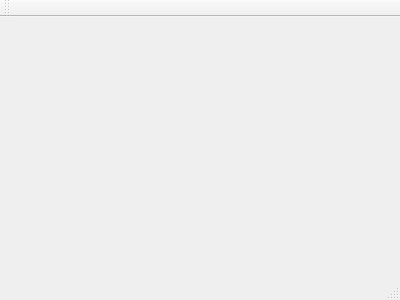
Old version of the form CapstoneCryptography/forms/mainwindow.ui in the repository egandunning/learn-crypto.
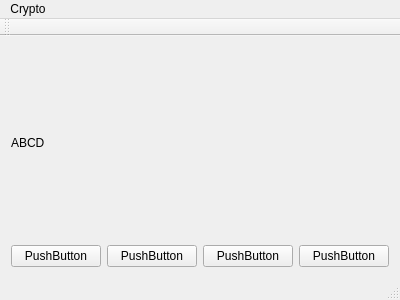
New version of the form.

Commit message: Added buttons to the main window

What changed in the file:
```diff
--- a/CapstoneCryptography/forms/mainwindow.ui
+++ b/CapstoneCryptography/forms/mainwindow.ui
@@ -12,13 +12,91 @@
   <property name="windowTitle" >
    <string>MainWindow</string>
   </property>
-  <widget class="QMenuBar" name="menuBar" />
-  <widget class="QToolBar" name="mainToolBar" />
-  <widget class="QWidget" name="centralWidget" />
-  <widget class="QStatusBar" name="statusBar" />
+  <widget class="QWidget" name="centralWidget">
+   <layout class="QGridLayout" name="gridLayout">
+    <item row="0" column="0">
+     <layout class="QHBoxLayout" name="horizontalLayout">
+      <item>
+       <widget class="QLabel" name="label">
+        <property name="text">
+         <string>ABCD</string>
+        </property>
+       </widget>
+      </item>
+     </layout>
+    </item>
+    <item row="1" column="0">
+     <layout class="QGridLayout" name="gridLayout_2">
+      <item row="0" column="0">
+       <layout class="QHBoxLayout" name="horizontalLayout_2">
+        <item>
+         <widget class="QPushButton" name="pushButton_3">
+          <property name="text">
+           <string>PushButton</string>
+          </property>
+         </widget>
+        </item>
+        <item>
+         <widget class="QPushButton" name="pushButton_2">
+          <property name="text">
+           <string>PushButton</string>
+          </property>
+         </widget>
+        </item>
+        <item>
+         <widget class="QPushButton" name="pushButton_4">
+          <property name="text">
+           <string>PushButton</string>
+          </property>
+         </widget>
+        </item>
+        <item>
+         <widget class="QPushButton" name="pushButton">
+          <property name="text">
+           <string>PushButton</string>
+          </property>
+         </widget>
+        </item>
+       </layout>
+      </item>
+     </layout>
+    </item>
+   </layout>
+  </widget>
+  <widget class="QMenuBar" name="menuBar">
+   <property name="geometry">
+    <rect>
+     <x>0</x>
+     <y>0</y>
+     <width>400</width>
+     <height>22</height>
+    </rect>
+   </property>
+   <widget class="QMenu" name="menuCrypto">
+    <property name="title">
+     <string>Crypto</string>
+    </property>
+    <addaction name="separator"/>
+   </widget>
+   <addaction name="menuCrypto"/>
+  </widget>
+  <widget class="QToolBar" name="mainToolBar">
+   <attribute name="toolBarArea">
+    <enum>TopToolBarArea</enum>
+   </attribute>
+   <attribute name="toolBarBreak">
+    <bool>false</bool>
+   </attribute>
+  </widget>
+  <widget class="QStatusBar" name="statusBar"/>
  </widget>
- <layoutDefault spacing="6" margin="11" />
- <pixmapfunction></pixmapfunction>
+ <layoutdefault spacing="6" margin="11"/>
+ <tabstops>
+  <tabstop>pushButton_3</tabstop>
+  <tabstop>pushButton_2</tabstop>
+  <tabstop>pushButton_4</tabstop>
+  <tabstop>pushButton</tabstop>
+ </tabstops>
  <resources/>
  <connections/>
 </ui>
```
Left out of the diff: 7 changed lines with no effect on the pictures. The commit also changes 1 other file.
